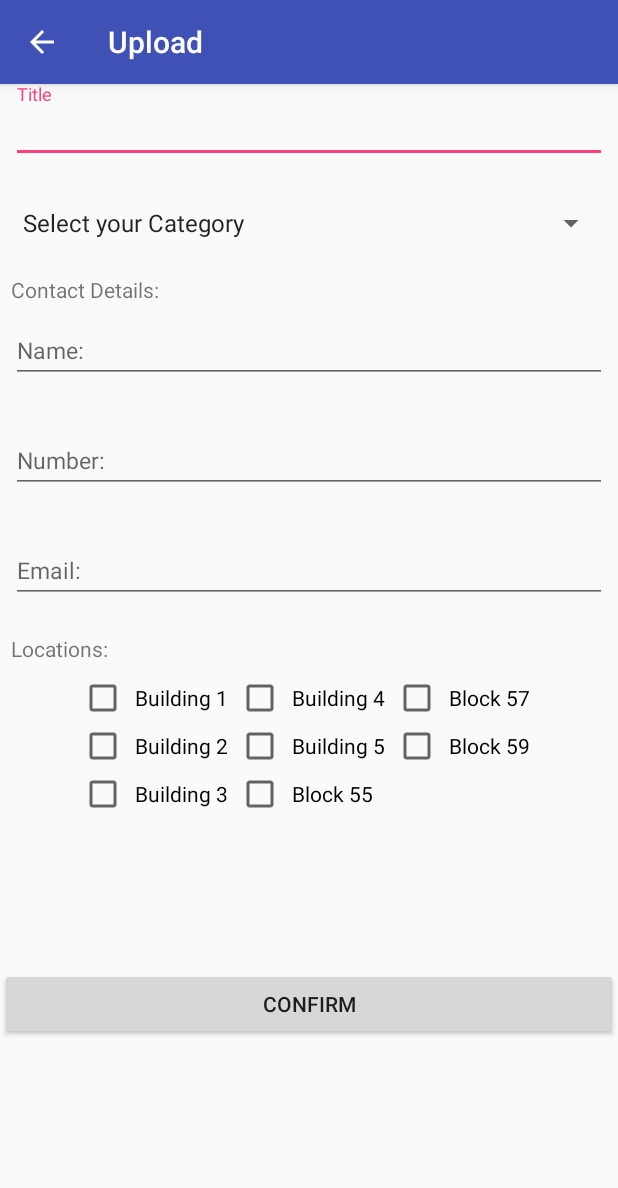
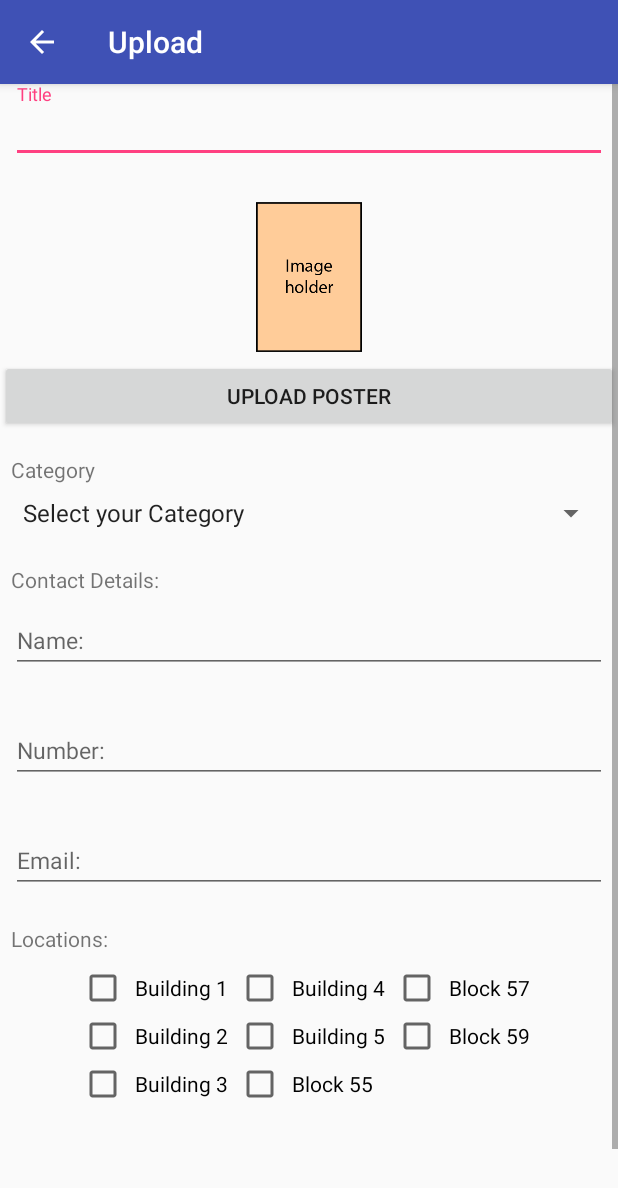
Before and after one commit to SarthakG16/50001_1D, an Android app: the screen it shows after launch (UploadActivity), after a tap on "UPLOAD", on a phone screen of 412 x 824 dp. Shown: the top 1188 px of the screen. Run offline under Robolectric (Android 15) with nearby library versions, the phone set to English and light mode, and no system bars.

Commit message:
Can select poster from storage

```diff
--- a/SmartMirrorApp/app/src/main/AndroidManifest.xml
+++ b/SmartMirrorApp/app/src/main/AndroidManifest.xml
@@ -1,6 +1,9 @@
 <?xml version="1.0" encoding="utf-8"?>
 <manifest xmlns:android="http://schemas.android.com/apk/res/android"
     package="com.example.sarth.smartmirrorapp">
+    <uses-permission android:name="android.permission.INTERNET"/>
+    <uses-permission android:name="android.permission.ACCESS_NETWORK_STATE"/>
+    <uses-permission android:name="android.permission.READ_EXTERNAL_STORAGE"/>
 
     <application
         android:allowBackup="true"
@@ -23,6 +26,7 @@
             android:parentActivityName = ".MainActivity"
             android:label="Upload">
         </activity>
+
     </application>
 
 </manifest>
--- a/SmartMirrorApp/app/src/main/java/com/example/sarth/smartmirrorapp/FilterActivity.java
+++ b/SmartMirrorApp/app/src/main/java/com/example/sarth/smartmirrorapp/FilterActivity.java
@@ -25,6 +25,6 @@ public class FilterActivity extends AppCompatActivity {
 
         List<String> categories =  new ArrayList<>(Arrays.asList(filters));
 
-        filter_adapter = new ArrayAdapter(this,R.layout.list_i)
+        //filter_adapter = new ArrayAdapter(this,R.layout.list_i);
     }
 }
--- a/SmartMirrorApp/app/src/main/java/com/example/sarth/smartmirrorapp/MainActivity.java
+++ b/SmartMirrorApp/app/src/main/java/com/example/sarth/smartmirrorapp/MainActivity.java
@@ -29,7 +29,7 @@ public class MainActivity extends AppCompatActivity {
             @Override
             public void onClick(View v) {
                 Intent mainToUpload = new Intent(MainActivity.this,UploadActivity.class);
-                Log.i(TAG,"Intent created");
+                Log.i(TAG,"Moving to upload page");
                 startActivity(mainToUpload);
             }
         });
--- a/SmartMirrorApp/app/src/main/res/layout/activity_upload.xml
+++ b/SmartMirrorApp/app/src/main/res/layout/activity_upload.xml
@@ -43,13 +43,39 @@
         android:layout_marginRight="7dp"
         android:padding="20dp"
         android:inputType="text" />-->
+    <ImageView
+        android:id="@+id/poster_image"
+        android:layout_width="72dp"
+        android:layout_height="100dp"
+        android:layout_below="@+id/upload_title"
+        android:layout_centerInParent="true"
+        android:layout_marginTop="5dp"
+        android:scaleType="fitCenter"
+        android:src="@drawable/poster_holder" />
+
+    <Button
+        android:id="@+id/upload_poster"
+        android:layout_width="match_parent"
+        android:layout_height="wrap_content"
+        android:layout_below="@+id/poster_image"
+        android:layout_marginTop="5dp"
+        android:text="@string/upload_poster" />
+
+    <TextView
+        android:id="@+id/categories_title"
+        android:paddingTop="15dp"
+        android:layout_marginLeft="7dp"
+        android:layout_width="match_parent"
+        android:layout_height="wrap_content"
+        android:text="@string/category"
+        android:layout_below="@+id/upload_poster"/>
 
     <Spinner
         android:layout_margin="7dp"
         android:id="@+id/spinner_categories"
         android:layout_width="match_parent"
         android:layout_height="wrap_content"
-        android:layout_below="@+id/upload_title"/>
+        android:layout_below="@+id/categories_title"/>
 
     <TextView
         android:id="@+id/upload_contact"
--- a/SmartMirrorApp/app/src/main/res/values/strings.xml
+++ b/SmartMirrorApp/app/src/main/res/values/strings.xml
@@ -2,6 +2,7 @@
     <string name="app_name">SmartMirrorApp</string>
     <string name="action_settings">Settings</string>
     <string name="title">Title</string>
+    <string name="upload_poster">Upload Poster</string>
     <string name="category">Category</string>
     <string name="name">Name:</string>
     <string name="number">Number:</string>
--- a/SmartMirrorApp/build.gradle
+++ b/SmartMirrorApp/build.gradle
@@ -7,7 +7,7 @@ buildscript {
         jcenter()
     }
     dependencies {
-        classpath 'com.android.tools.build:gradle:3.1.4'
+        classpath 'com.android.tools.build:gradle:3.2.1'
 
 
         // NOTE: Do not place your application dependencies here; they belong
```
Also changed, not shown: SmartMirrorApp/app/src/main/java/com/example/sarth/smartmirrorapp/UploadActivity.java (+77 -0 lines), SmartMirrorApp/app/src/main/res/drawable-v24/poster_holder.png (added), SmartMirrorApp/gradle/wrapper/gradle-wrapper.properties.
